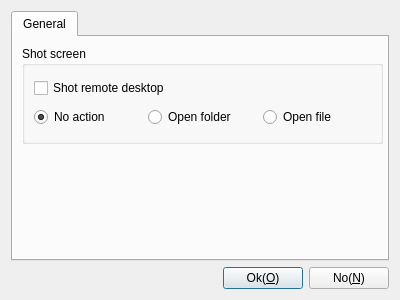
Old version of the form App/Viewer/DlgSettings.ui in the repository KangLin/RabbitRemoteControl.
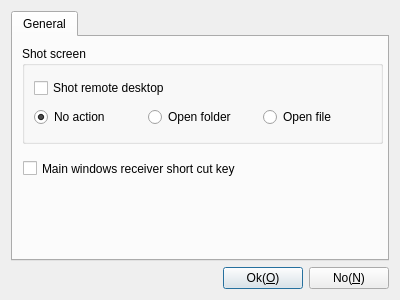
New version of the form. Icons and pictures are not drawn.

Commit message: Main: add short cut

What changed in the file:
```diff
--- a/App/Viewer/DlgSettings.ui
+++ b/App/Viewer/DlgSettings.ui
@@ -90,6 +90,19 @@
         </item>
        </layout>
       </widget>
+      <widget class="QCheckBox" name="cbReciverShortCut">
+       <property name="geometry">
+        <rect>
+         <x>10</x>
+         <y>120</y>
+         <width>341</width>
+         <height>23</height>
+        </rect>
+       </property>
+       <property name="text">
+        <string>Main windows receiver short cut key</string>
+       </property>
+      </widget>
      </widget>
     </widget>
    </item>
```
The commit also changes 40 other files.
